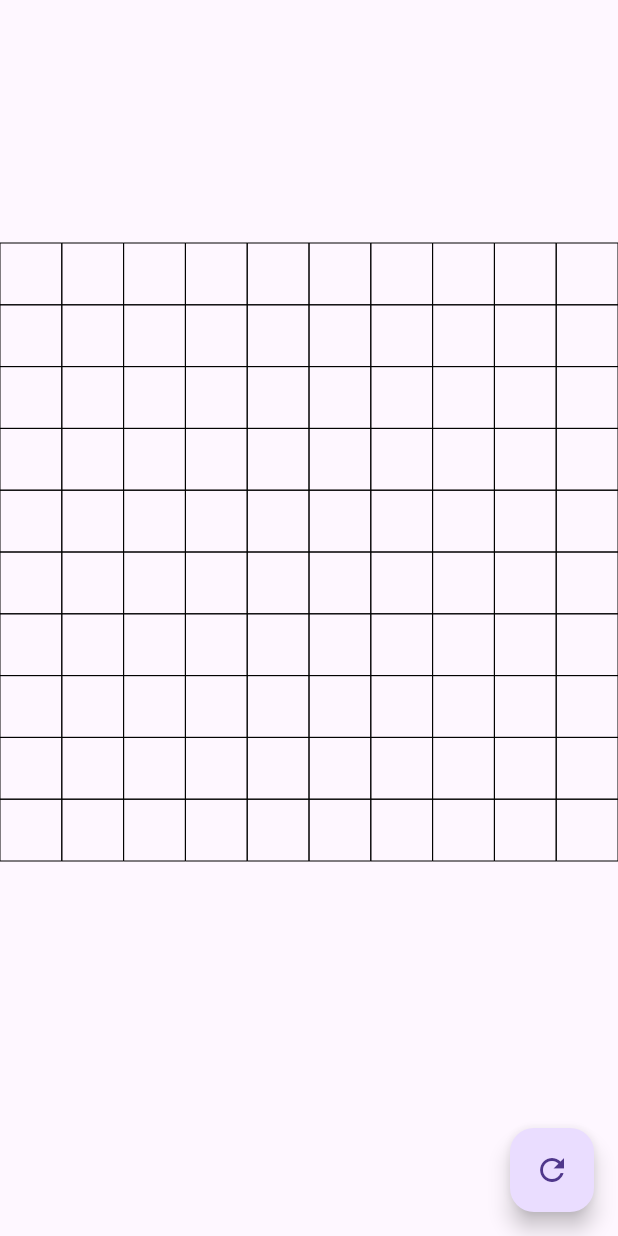
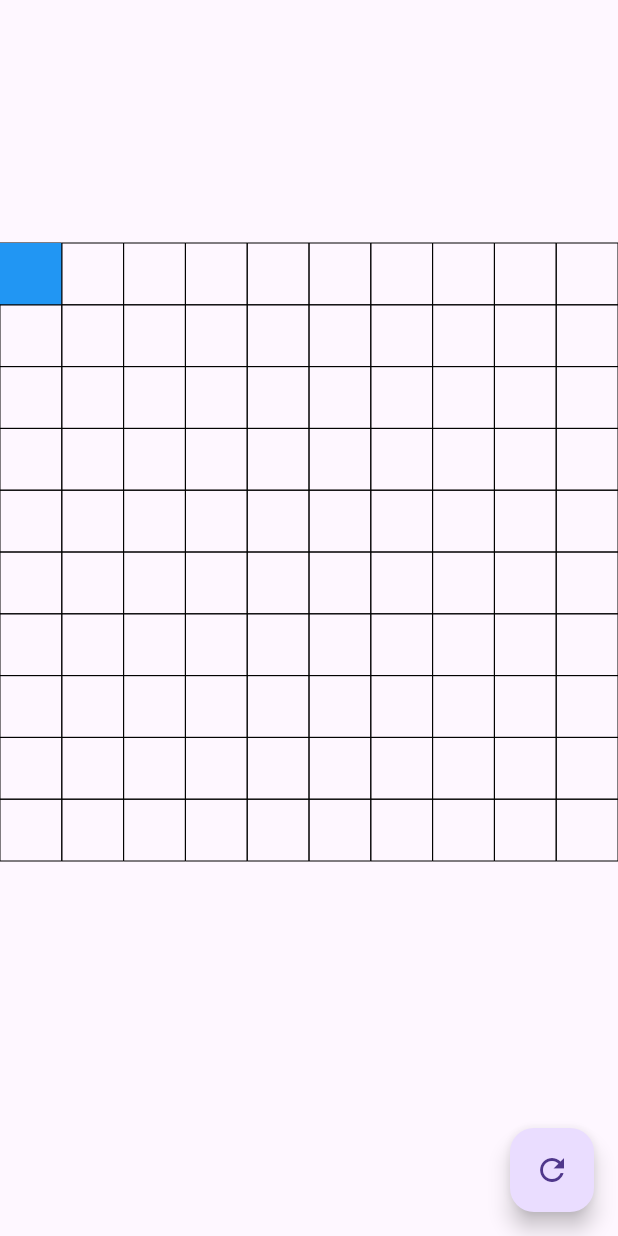
Before and after one commit to rutvik110/Flutter-Animations, a Flutter app: the screen it shows after launch, on a phone screen of 412 x 824 dp. Run offline on Flutter 3.47's test engine with Material 3 defaults, Android fonts, the phone set to English and light mode, and no system bars; our stand-ins replace audioplayers; missing offline and left inert: dart_numerics, flame, flutter_processing, flutter_shaders, particle_field, rnd and 1 more; project files that could hold a hidden picture were left out.

```diff
--- a/lib/maths_meet_flutter/maze/maze.dart
+++ b/lib/maths_meet_flutter/maze/maze.dart
@@ -17,7 +17,13 @@ class _MazeViewState extends State<MazeView> with SingleTickerProviderStateMixin
 
     for (int j = 0; j < DIM; j++) {
       for (int i = 0; i < DIM; i++) {
-        grid.add(Cell(x: i, y: j));
+        grid.add(
+          Cell(
+            x: i,
+            y: j,
+            isVisited: i == 0 && j == 0,
+          ),
+        );
       }
     }
   }
@@ -76,6 +82,13 @@ class MazePainter extends CustomPainter {
     if (cell.walls[3]) {
       canvas.drawLine(Offset(x, y + cellW), Offset(x, y), painter);
     }
+
+    if (cell.isVisited) {
+      canvas.drawRect(
+        Rect.fromLTWH(x, y, cellW, cellW),
+        Paint()..color = Colors.blue,
+      );
+    }
   }
 
   @override
@@ -88,11 +101,13 @@ class Cell {
   final int x;
   final int y;
   final List<bool> walls;
+  bool isVisited;
 
   Cell({
     required this.x,
     required this.y,
     this.walls = const [true, true, true, true],
+    this.isVisited = false,
   });
 }
 
```
